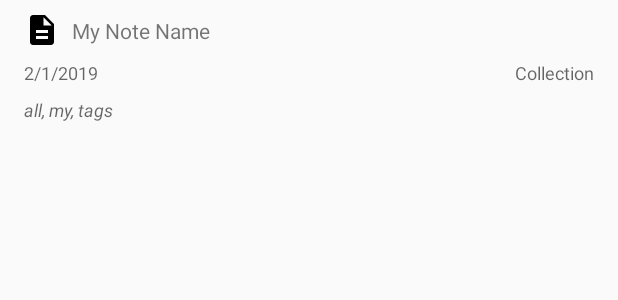
After one commit to zachtib/Locker, an Android app: the layout item_note.xml on its own in the app's theme, with its tools: preview values and no code run, on a phone screen of 412 x 824 dp. The commit adds this screen. Shown: the top 300 px of the screen. Run offline under Robolectric (Android 15) with nearby library versions, the phone set to English and light mode, and no system bars.

Commit message:
note list work

```diff
--- /dev/null
+++ b/app/src/main/res/drawable/ic_note_black_24dp.xml
@@ -0,0 +1,9 @@
+<vector xmlns:android="http://schemas.android.com/apk/res/android"
+        android:width="24dp"
+        android:height="24dp"
+        android:viewportWidth="24.0"
+        android:viewportHeight="24.0">
+    <path
+        android:fillColor="#FF000000"
+        android:pathData="M14,2L6,2c-1.1,0 -1.99,0.9 -1.99,2L4,20c0,1.1 0.89,2 1.99,2L18,22c1.1,0 2,-0.9 2,-2L20,8l-6,-6zM16,18L8,18v-2h8v2zM16,14L8,14v-2h8v2zM13,9L13,3.5L18.5,9L13,9z"/>
+</vector>
--- /dev/null
+++ b/app/src/main/res/layout/item_note.xml
@@ -0,0 +1,44 @@
+<?xml version="1.0" encoding="utf-8"?>
+<androidx.constraintlayout.widget.ConstraintLayout xmlns:android="http://schemas.android.com/apk/res/android"
+                                                   xmlns:app="http://schemas.android.com/apk/res-auto"
+                                                   xmlns:tools="http://schemas.android.com/tools"
+                                                   android:layout_width="match_parent"
+                                                   android:layout_height="wrap_content">
+
+    <ImageView
+            android:layout_width="wrap_content"
+            android:layout_height="wrap_content" app:srcCompat="@drawable/ic_note_black_24dp"
+            android:id="@+id/noteIcon" app:layout_constraintTop_toTopOf="parent"
+            app:layout_constraintStart_toStartOf="parent" android:layout_marginStart="16dp"
+            android:layout_marginTop="8dp"/>
+    <TextView
+            android:layout_width="0dp"
+            android:layout_height="wrap_content"
+            android:id="@+id/noteNameTextView" tools:text="My Note Name"
+            app:layout_constraintTop_toTopOf="@+id/noteIcon" app:layout_constraintBottom_toBottomOf="@+id/noteIcon"
+            app:layout_constraintStart_toEndOf="@+id/noteIcon" android:layout_marginStart="8dp"
+            app:layout_constraintEnd_toEndOf="parent" android:layout_marginEnd="8dp"/>
+    <TextView
+            android:layout_width="wrap_content"
+            android:layout_height="wrap_content"
+            android:id="@+id/dateCreatedTextView" android:layout_marginTop="8dp"
+            app:layout_constraintTop_toBottomOf="@+id/noteIcon" app:layout_constraintStart_toStartOf="@+id/noteIcon"
+            android:textAppearance="@style/TextAppearance.AppCompat.Caption" tools:text="2/1/2019"/>
+    <TextView
+            android:layout_width="wrap_content"
+            android:layout_height="wrap_content"
+            android:id="@+id/collectionNameTextView"
+            app:layout_constraintTop_toTopOf="@+id/dateCreatedTextView"
+            app:layout_constraintBottom_toBottomOf="@+id/dateCreatedTextView"
+            app:layout_constraintEnd_toEndOf="parent" android:layout_marginEnd="16dp" tools:text="Collection"
+            android:textAppearance="@style/TextAppearance.AppCompat.Caption"/>
+    <TextView
+            android:layout_width="0dp"
+            android:layout_height="wrap_content"
+            android:id="@+id/tagsTextView" android:layout_marginTop="8dp"
+            app:layout_constraintTop_toBottomOf="@+id/dateCreatedTextView"
+            app:layout_constraintStart_toStartOf="@+id/dateCreatedTextView"
+            app:layout_constraintEnd_toEndOf="parent" android:layout_marginEnd="8dp" tools:text="all, my, tags"
+            android:textAppearance="@style/TextAppearance.AppCompat.Caption" android:textStyle="italic"
+            app:layout_constraintBottom_toBottomOf="parent" android:layout_marginBottom="8dp"/>
+</androidx.constraintlayout.widget.ConstraintLayout>
```
Also changed, not shown: app/src/main/java/com/zachtib/locker/framework/ui/FragmentView.kt (+10 -0 lines), app/src/main/java/com/zachtib/locker/ui/notes/list/NotesListFragment.kt (+35 -0 lines), app/src/main/java/com/zachtib/locker/ui/notes/list/NotesListViewModel.kt (+18 -0 lines), app/src/main/java/com/zachtib/locker/ui/screens/NoteAdapter.kt (added, +36 -0 lines), app/src/main/res/layout/fragment_generic_list.xml (+12 -1 lines), app/src/main/java/com/zachtib/locker/framework/dataclasses/Resource.kt (line endings or trailing spaces).
